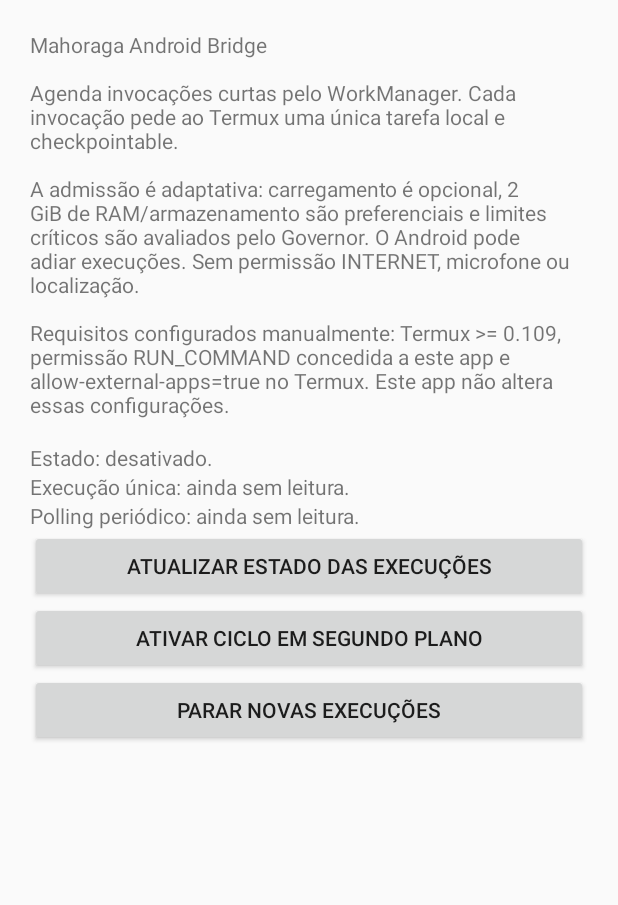
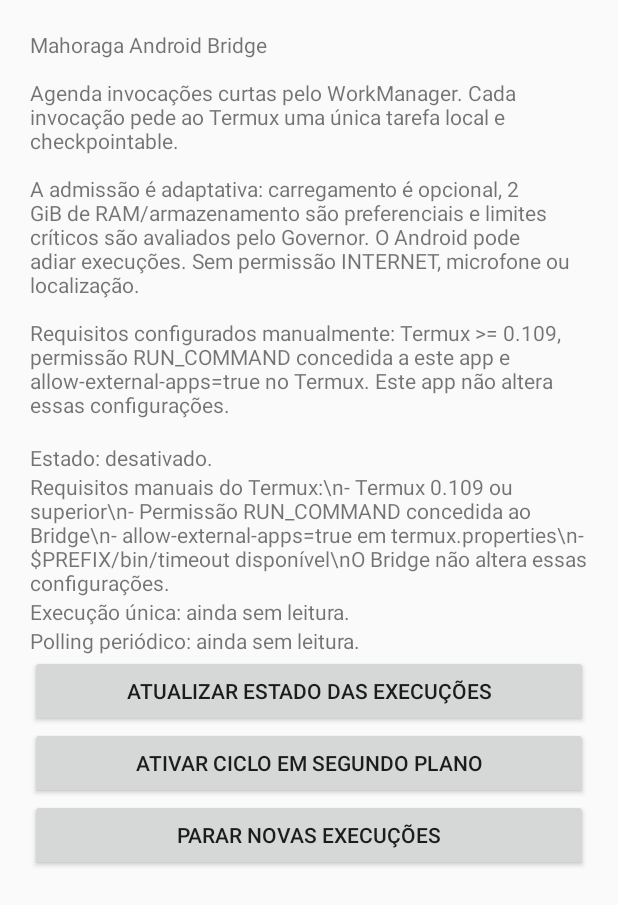
Before and after one commit to andersoncleyton032-ops/mahoraga-validation-snapshots-20261122, an Android app: the screen it shows after launch (MainActivity), on a phone screen of 412 x 824 dp. Shown: the top 905 px of the screen. Run offline under Robolectric (Android 15) with nearby library versions, the phone set to English and light mode, and no system bars; 2 statements that could not run were skipped.

Commit message:
sync: show and document Termux prerequisites for android-runtime/app/src/main/java/com/mahoraga/runtime/MainActivity.java

```diff
--- a/android-runtime/app/src/main/java/com/mahoraga/runtime/MainActivity.java
+++ b/android-runtime/app/src/main/java/com/mahoraga/runtime/MainActivity.java
@@ -46,6 +46,10 @@ public final class MainActivity extends Activity {
         status = new TextView(this);
         status.setText("\nEstado: desativado.");
         layout.addView(status);
+
+        TextView prerequisites = new TextView(this);
+        prerequisites.setText("Requisitos manuais do Termux:\\n- Termux 0.109 ou superior\\n- Permissão RUN_COMMAND concedida ao Bridge\\n- allow-external-apps=true em termux.properties\\n- $PREFIX/bin/timeout disponível\\nO Bridge não altera essas configurações.");
+        layout.addView(prerequisites);
 
         oneShotStatus = new TextView(this);
         oneShotStatus.setText("Execução única: ainda sem leitura.");
```
